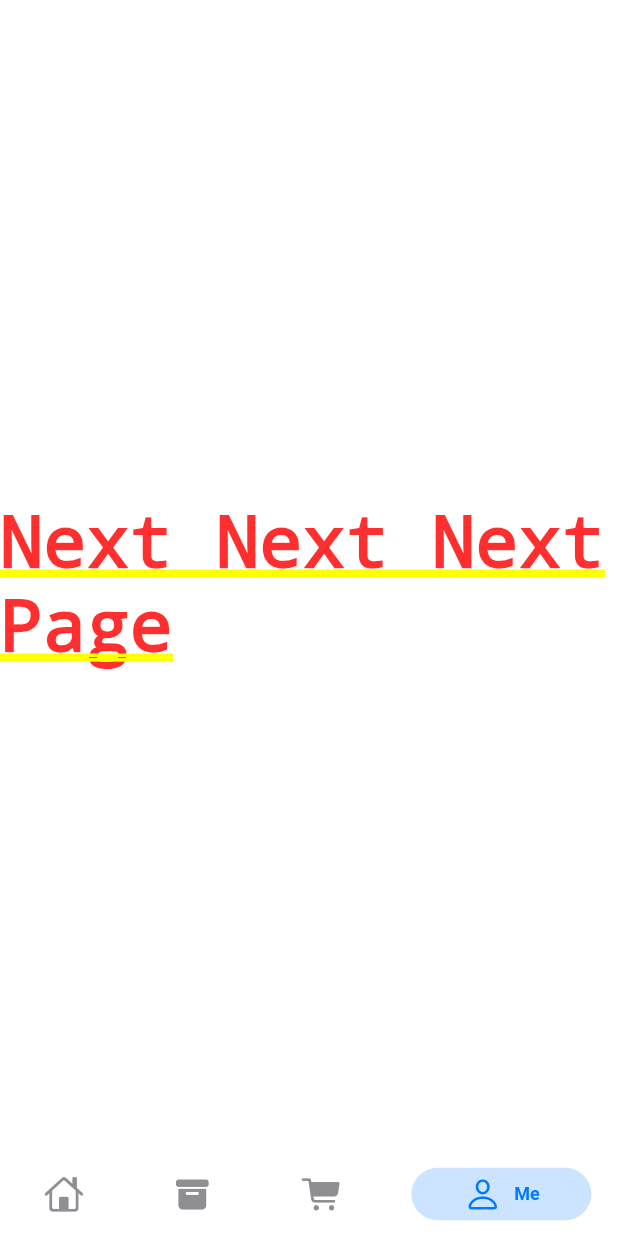
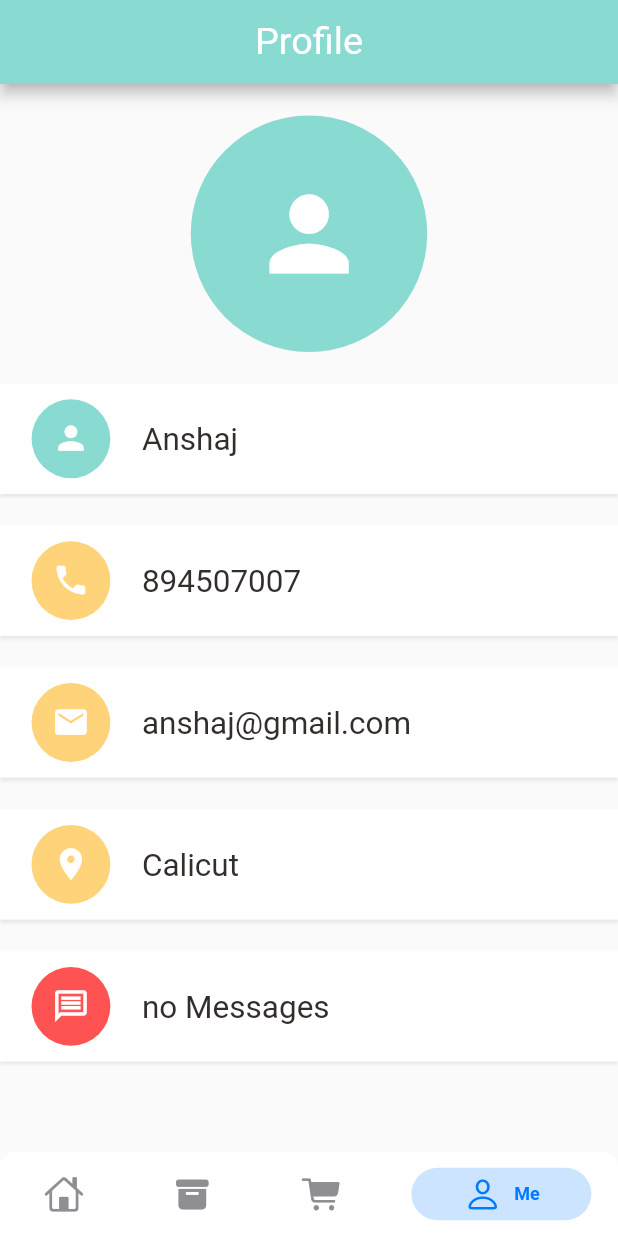
Before and after one commit to Anshaj-logan/DineDrop-App, a Flutter app: the screen it shows after launch, item 4 of the bottom bar chosen, on a phone screen of 412 x 824 dp. Run offline on Flutter 3.47's test engine with Material 2 defaults, Android fonts, the phone set to English and light mode, and no system bars; drawn by our look-alikes of persistent_bottom_nav_bar; our stand-ins replace dots_indicator, get, google_fonts, shared_preferences; network calls fail.

Commit message:
account page UI

```diff
--- /dev/null
+++ b/lib/Pages/account/account_page.dart
@@ -0,0 +1,144 @@
+import 'package:dinedrop_app/utils/colors.dart';
+import 'package:dinedrop_app/utils/dimensions.dart';
+import 'package:dinedrop_app/widgets/account_widget.dart';
+import 'package:dinedrop_app/widgets/app_icon.dart';
+import 'package:flutter/material.dart';
+
+import '../../widgets/big_text.dart';
+
+class AccountScreen extends StatelessWidget {
+  const AccountScreen({Key? key}) : super(key: key);
+
+  @override
+  Widget build(BuildContext context) {
+    return Scaffold(
+      appBar: AppBar(
+        backgroundColor: AppColors.mainColor,
+        title: Center(
+          child: BigText(
+            text: "Profile",
+            size: Dimensions.iconSize24,
+            color: Colors.white,
+          ),
+        ),
+      ),
+      body: Container(
+        width: double.maxFinite,
+        margin: EdgeInsets.only(top: Dimensions.height20),
+        child: Column(
+          children: [
+            //Profile Icon
+            AppIcon(
+              icon: Icons.person,
+              backgroundColor: AppColors.mainColor,
+              iconClor: Colors.white,
+              iconSize: Dimensions.height15 * 5,
+              size: Dimensions.height15 * 10,
+            ),
+            SizedBox(
+              height: Dimensions.height20,
+            ),
+
+            Expanded(
+              child: SingleChildScrollView(
+                child: Column(
+                  children: [
+                    //name
+                    AccountWidget(
+                        appIcon: AppIcon(
+                          icon: Icons.person,
+                          backgroundColor: AppColors.mainColor,
+                          iconClor: Colors.white,
+                          iconSize: Dimensions.iconSize24,
+                          size: Dimensions.height10 * 5,
+                        ),
+                        bigText: BigText(
+                          text: "Anshaj",
+                        )),
+                    SizedBox(
+                      height: Dimensions.height20,
+                    ),
+                    //phone
+                    AccountWidget(
+                        appIcon: AppIcon(
+                          icon: Icons.phone,
+                          backgroundColor: AppColors.yellowColor,
+                          iconClor: Colors.white,
+                          iconSize: Dimensions.iconSize24,
+                          size: Dimensions.height10 * 5,
+                        ),
+                        bigText: BigText(
+                          text: "894507007",
+                        )),
+                    SizedBox(
+                      height: Dimensions.height20,
+                    ),
+                    //email
+                    AccountWidget(
+                        appIcon: AppIcon(
+                          icon: Icons.email,
+                          backgroundColor: AppColors.yellowColor,
+                          iconClor: Colors.white,
+                          iconSize: Dimensions.iconSize24,
+                          size: Dimensions.height10 * 5,
+                        ),
+                        bigText: BigText(
+                          text: "anshaj@gmail.com",
+                        )),
+                    SizedBox(
+                      height: Dimensions.height20,
+                    ),
+                    //address
+                    AccountWidget(
+                        appIcon: AppIcon(
+                          icon: Icons.location_on,
+                          backgroundColor: AppColors.yellowColor,
+                          iconClor: Colors.white,
+                          iconSize: Dimensions.iconSize24,
+                          size: Dimensions.height10 * 5,
+                        ),
+                        bigText: BigText(
+                          text: "Calicut",
+                        )),
+                    SizedBox(
+                      height: Dimensions.height20,
+                    ),
+                    //message
+                    AccountWidget(
+                        appIcon: AppIcon(
+                          icon: Icons.message_outlined,
+                          backgroundColor: Colors.redAccent,
+                          iconClor: Colors.white,
+                          iconSize: Dimensions.iconSize24,
+                          size: Dimensions.height10 * 5,
+                        ),
+                        bigText: BigText(
+                          text: "no Messages",
+                        )),
+                    SizedBox(
+                      height: Dimensions.height20,
+                    ),
+                    // AccountWidget(
+                    //     appIcon: AppIcon(
+                    //       icon: Icons.message_outlined,
+                    //       backgroundColor: Colors.redAccent,
+                    //       iconClor: Colors.white,
+                    //       iconSize: Dimensions.iconSize24,
+                    //       size: Dimensions.height10 * 5,
+                    //     ),
+                    //     bigText: BigText(
+                    //       text: "no Messages",
+                    //     )),
+                    // SizedBox(
+                    //   height: Dimensions.height20,
+                    // ),
+                  ],
+                ),
+              ),
+            )
+          ],
+        ),
+      ),
+    );
+  }
+}
--- a/lib/Pages/home/home_page.dart
+++ b/lib/Pages/home/home_page.dart
@@ -1,3 +1,4 @@
+import 'package:dinedrop_app/Pages/account/account_page.dart';
 import 'package:dinedrop_app/Pages/cart/cart_history.dart';
 import 'package:dinedrop_app/Pages/home/main_food_page.dart';
 import 'package:dinedrop_app/utils/colors.dart';
@@ -56,11 +57,7 @@ class _HomePageState extends State<HomePage> {
         ),
       ),
       CartHistory(),
-      Container(
-        child: Center(
-          child: Text("Next Next Next Page "),
-        ),
-      ),
+      AccountScreen()
     ];
   }
 
--- a/lib/Pages/home/main_food_page.dart
+++ b/lib/Pages/home/main_food_page.dart
@@ -2,7 +2,11 @@ import 'package:dinedrop_app/utils/colors.dart';
 import 'package:dinedrop_app/widgets/big_text.dart';
 import 'package:dinedrop_app/widgets/small_text.dart';
 import 'package:flutter/material.dart';
+import 'package:get/get.dart';
+import 'package:get/get_core/src/get_main.dart';
 
+import '../../controllers/popular_product_controller.dart';
+import '../../controllers/recommended_product_controller.dart';
 import 'food_page_body.dart';
 
 class MainFoodPage extends StatefulWidget {
@@ -13,10 +17,16 @@ class MainFoodPage extends StatefulWidget {
 }
 
 class _MainFoodPageState extends State<MainFoodPage> {
+  Future<void> _loadResource() async {
+    await Get.find<PopularProductController>().getPopularProductList();
+    await Get.find<RecommendedProductController>().getRecommendedProductList();
+  }
+
   @override
   Widget build(BuildContext context) {
     return Scaffold(
-      body: Column(
+        body: RefreshIndicator(
+      child: Column(
         children: [
           Container(
             child: Container(
@@ -66,6 +76,7 @@ class _MainFoodPageState extends State<MainFoodPage> {
           ),
         ],
       ),
-    );
+      onRefresh: _loadResource,
+    ));
   }
 }
--- a/lib/utils/app_constants.dart
+++ b/lib/utils/app_constants.dart
@@ -2,7 +2,7 @@ class AppConstants {
   static const String APP_NAME = "DineDrop";
   static const int APP_VERSION = 1;
 
-  static const String BASE_URL = "http://mvs.bslmeiyu.com";
+  static const String BASE_URL = "http://10.0.2.2:8000";
   static const String POPULAR_PRODUCT_URI = "/api/v1/products/popular";
   static const String RECOMMENDED_PRODUCT_URI = "/api/v1/products/recommended";
   static const String UPLOAD_URL = "/uploads/";
--- a/lib/utils/dimensions.dart
+++ b/lib/utils/dimensions.dart
@@ -12,6 +12,7 @@ class Dimensions {
 
   //height
   static double height10 = screenHeight / 78.4;
+  static double height15 = screenHeight / 52.26;
   static double height20 = screenHeight / 39.2;
   static double height30 = screenHeight / 26.13;
   static double height45 = screenHeight / 17.42;
--- /dev/null
+++ b/lib/widgets/account_widget.dart
@@ -0,0 +1,38 @@
+import 'package:dinedrop_app/utils/dimensions.dart';
+import 'package:dinedrop_app/widgets/app_icon.dart';
+import 'package:dinedrop_app/widgets/big_text.dart';
+import 'package:flutter/material.dart';
+
+class AccountWidget extends StatelessWidget {
+  AppIcon appIcon;
+  BigText bigText;
+  AccountWidget({Key? key, required this.appIcon, required this.bigText})
+      : super(key: key);
+
+  @override
+  Widget build(BuildContext context) {
+    return Container(
+      padding: EdgeInsets.only(
+        left: Dimensions.width20,
+        top: Dimensions.width10,
+        bottom: Dimensions.width10,
+      ),
+      child: Row(
+        children: [
+          appIcon,
+          SizedBox(
+            width: Dimensions.width20,
+          ),
+          bigText
+        ],
+      ),
+      decoration: BoxDecoration(color: Colors.white, boxShadow: [
+        BoxShadow(
+          blurRadius: 1,
+          offset: Offset(0, 2),
+          color: Colors.grey.withOpacity(0.2),
+        )
+      ]),
+    );
+  }
+}
```
Also changed, not shown: 1 other file.
